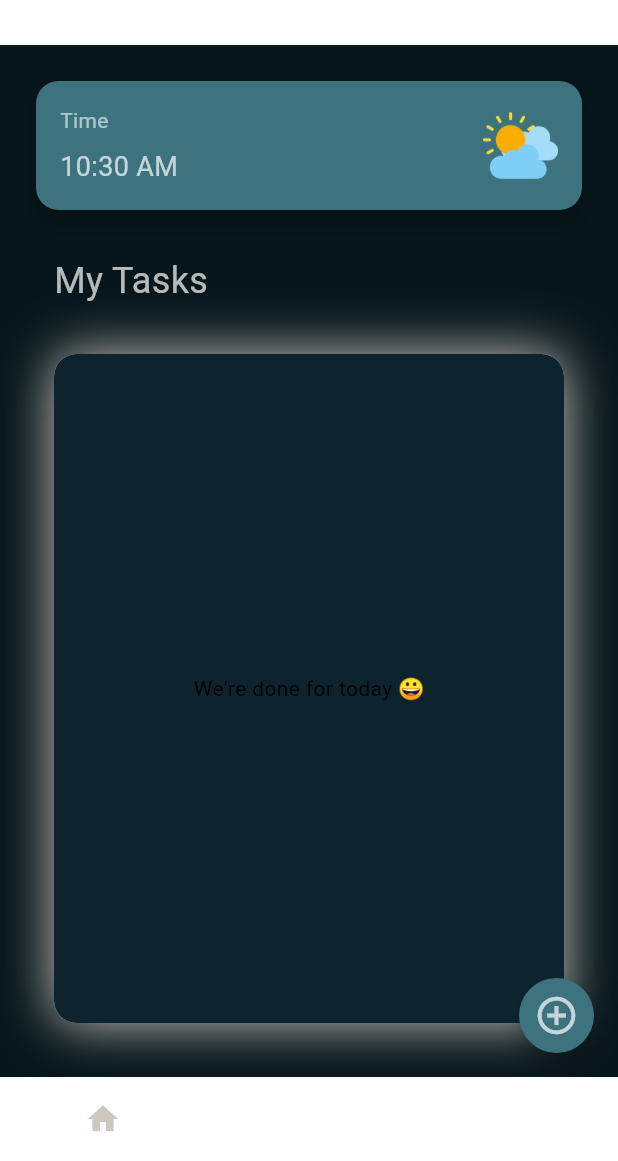
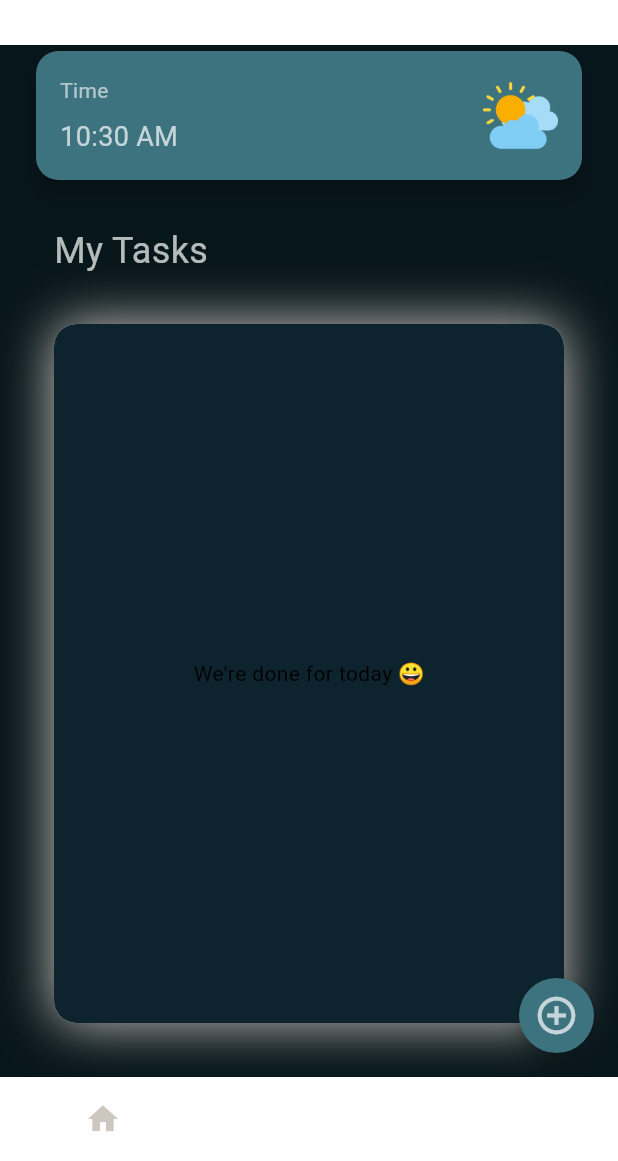
Before and after one commit to GeekyHichambel/Pawfect_Tasks, a Flutter app: the screen it shows after launch, on a phone screen of 412 x 824 dp, the part 75-1236 px from its top. Run offline on Flutter 3.47's test engine with Material 3 defaults, Android fonts, the light colour scheme and no system bars; our stand-ins replace flutter_secure_storage, fluttertoast; missing offline and left inert: bcrypt, mongo_dart; Roboto replaces fonts that are missing (Onset).

Commit message:
dev phase

```diff
--- a/lib/pages/home.dart
+++ b/lib/pages/home.dart
@@ -240,7 +240,7 @@ class _HomeState extends State<Home>{
       ),
         backgroundColor: Theme.of(context).colorScheme.background,
       body: Padding(
-        padding: const EdgeInsetsDirectional.symmetric(horizontal: 20.0, vertical: 20.0),
+        padding: const EdgeInsetsDirectional.only(start: 20,end: 20,bottom: 20,top: 0),
         child: Column(
           crossAxisAlignment: CrossAxisAlignment.start,
           children: [
```
